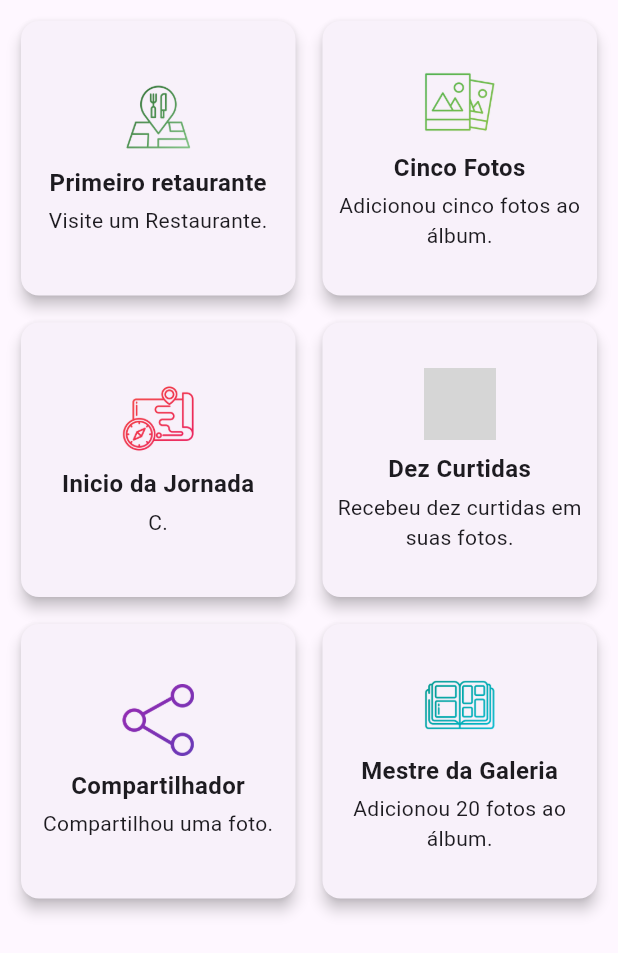
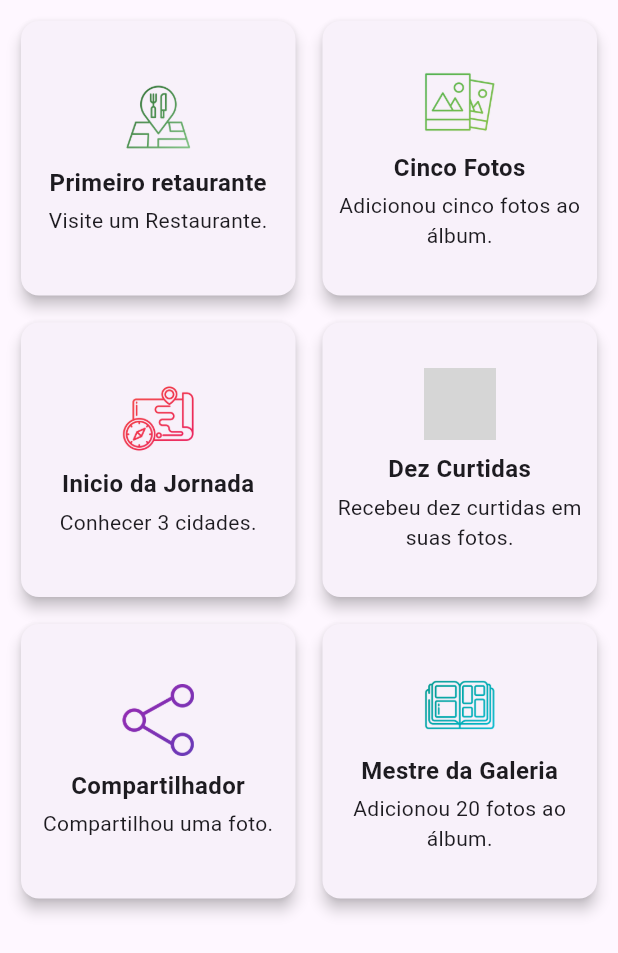
Before and after one commit to Eliel-Rocha/Check-Point, a Flutter app: the AchievementsGrid widget shown alone on an empty page, opened directly, on a phone screen of 412 x 824 dp. Shown: the top 953 px of the screen. Run offline on Flutter 3.47's test engine with Material 3 defaults, Android fonts, the phone set to English and light mode, and no system bars; our stand-ins replace image_picker, smooth_page_indicator; grey boxes are pictures that could not be loaded.

```diff
--- a/checkpointapp/lib/Profile/Conquistas.dart
+++ b/checkpointapp/lib/Profile/Conquistas.dart
@@ -23,7 +23,7 @@ class _AchievementsGridState extends State<AchievementsGrid> {
     },
     {
       'title': 'Inicio da Jornada',
-      'description': 'C.',
+      'description': 'Conhecer 3 cidades.',
       'imagePath': 'assets/documento.png',
       'colorOne': Colors.red,
       'colorTwo': Colors.pink,
```
